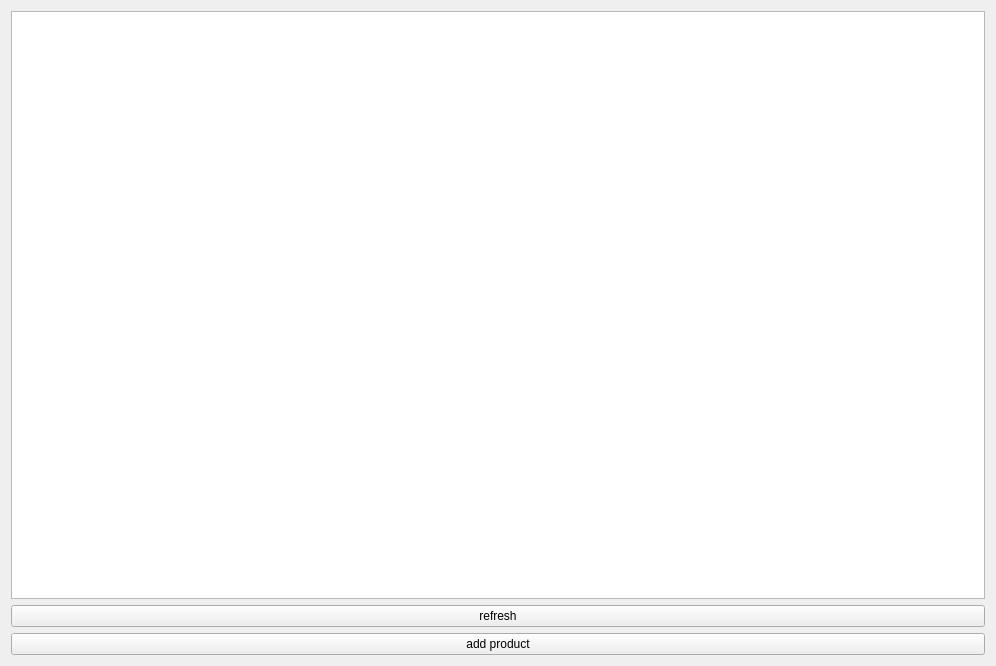
This is viwe.ui in AP-1400-2/G3-Final as Qt 5 draws it before an edit. The edited form follows.
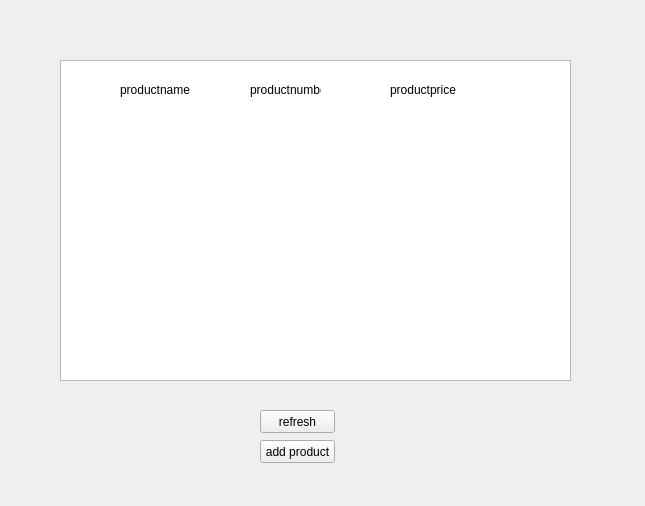
This is the edited form.

What changed in the file:
```diff
--- a/viwe.ui
+++ b/viwe.ui
@@ -6,32 +6,88 @@
    <rect>
     <x>0</x>
     <y>0</y>
-    <width>996</width>
-    <height>666</height>
+    <width>645</width>
+    <height>506</height>
    </rect>
   </property>
   <property name="windowTitle">
    <string>Form</string>
   </property>
-  <layout class="QGridLayout" name="gridLayout">
-   <item row="0" column="0">
-    <widget class="QTableWidget" name="tableWidget"/>
-   </item>
-   <item row="1" column="0">
+  <widget class="QTableWidget" name="tableWidget">
+   <property name="geometry">
+    <rect>
+     <x>60</x>
+     <y>60</y>
+     <width>511</width>
+     <height>321</height>
+    </rect>
+   </property>
+  </widget>
     <widget class="QPushButton" name="pushButton">
+   <property name="geometry">
+    <rect>
+     <x>260</x>
+     <y>410</y>
+     <width>75</width>
+     <height>23</height>
+    </rect>
+   </property>
      <property name="text">
       <string>refresh</string>
      </property>
     </widget>
-   </item>
-   <item row="2" column="0">
     <widget class="QPushButton" name="pushButton_2">
+   <property name="geometry">
+    <rect>
+     <x>260</x>
+     <y>440</y>
+     <width>75</width>
+     <height>23</height>
+    </rect>
+   </property>
      <property name="text">
       <string>add product</string>
      </property>
     </widget>
-   </item>
-  </layout>
+  <widget class="QLabel" name="label">
+   <property name="geometry">
+    <rect>
+     <x>120</x>
+     <y>80</y>
+     <width>71</width>
+     <height>20</height>
+    </rect>
+   </property>
+   <property name="text">
+    <string>productname</string>
+   </property>
+  </widget>
+  <widget class="QLabel" name="label_2">
+   <property name="geometry">
+    <rect>
+     <x>250</x>
+     <y>80</y>
+     <width>71</width>
+     <height>20</height>
+    </rect>
+   </property>
+   <property name="text">
+    <string>productnumber</string>
+   </property>
+  </widget>
+  <widget class="QLabel" name="label_3">
+   <property name="geometry">
+    <rect>
+     <x>390</x>
+     <y>80</y>
+     <width>71</width>
+     <height>20</height>
+    </rect>
+   </property>
+   <property name="text">
+    <string>productprice</string>
+   </property>
+  </widget>
  </widget>
  <resources/>
  <connections/>
```
Lines whose indentation alone changed are shown as unchanged.
